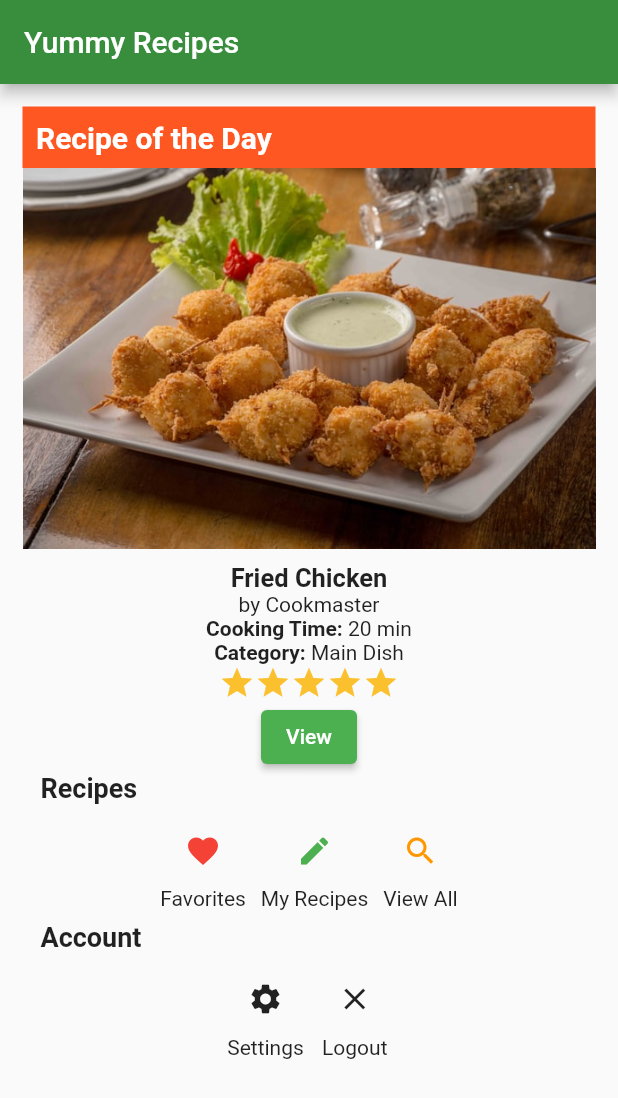
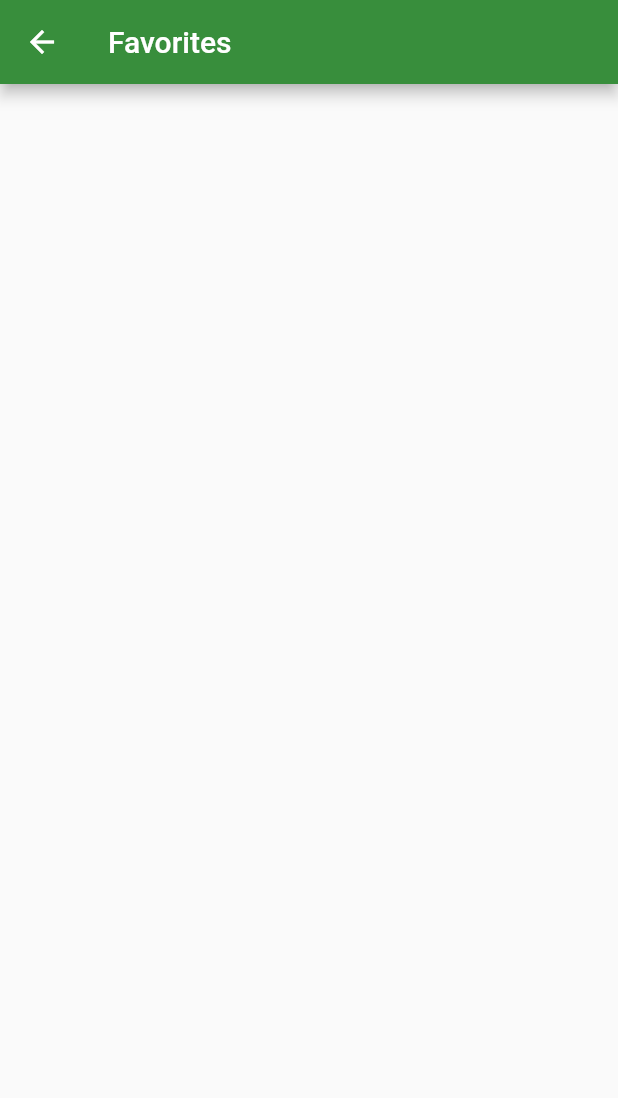
Before and after one commit to zindelluib/yummyrecipes-flutter-app, a Flutter app: the screen it shows after launch, after a tap on the "favorite" icon, on a phone screen of 412 x 824 dp. Shown: the top 1098 px of the screen. Run offline on Flutter 3.47's test engine with Material 2 defaults, Android fonts, the phone set to English and light mode, and no system bars.

```diff
--- /dev/null
+++ b/lib/favoritespage.dart
@@ -0,0 +1,31 @@
+import 'package:flutter/material.dart';
+import 'package:provider/provider.dart';
+import 'models/favoritesmodel.dart';
+
+
+class FavoritesPage extends StatelessWidget{
+
+	Widget build(BuildContext context){
+		return Scaffold(
+			appBar: AppBar(
+				title: Text('Favorites'),
+				backgroundColor: Color.fromRGBO(56,142,60,1)
+			),
+			body:Consumer<FavoritesModel>(
+				builder:(context,favorite,child){
+					return ListView.builder(
+						itemCount: favorite.favorites.length,
+						itemBuilder:(context,index){
+							return ListTile(
+								title: Text(favorite.favorites[index])
+							);
+						}
+
+					);
+				}
+
+			)
+
+		);
+	}
+}
--- a/lib/main.dart
+++ b/lib/main.dart
@@ -3,6 +3,9 @@ import 'homepage.dart';
 import 'loginpage.dart';
 import 'recipespage.dart';
 import 'registrationpage.dart';
+import 'favoritespage.dart';
+import 'models/favoritesmodel.dart';
+import 'package:provider/provider.dart';
 void main() {
   runApp(YummyRecipesApp());
 }
@@ -12,16 +15,20 @@ class YummyRecipesApp extends StatelessWidget{
 
   @override
   Widget build(BuildContext context){
-    return MaterialApp(
+    return ChangeNotifierProvider(
+      create: (context) => FavoritesModel(),
+      child: MaterialApp(
         title: 'Yummy Recipes',
         initialRoute: '/',
         routes:{
           '/' :(context) => HomePage(),
           '/recipes': (context) => RecipesPage(),
           '/login' : (context) => LoginPage(),
-      	'/registration' :(context) => RegistrationPage()
+          '/registration' :(context) => RegistrationPage(),
+          '/favorites':(context) => FavoritesPage()
         }
 
+      )
     );//MaterialApp
   }
 
--- /dev/null
+++ b/lib/models/favoritesmodel.dart
@@ -0,0 +1,17 @@
+import 'package:flutter/material.dart';
+
+class FavoritesModel extends ChangeNotifier{
+	List<String> _favorites = [];
+
+	List<String> get favorites => _favorites;
+
+	void add(String recipe){
+		_favorites.add(recipe);
+		notifyListeners();
+	}
+
+	void remove(String recipe){
+		_favorites.removeWhere((el)=> el == recipe);
+		notifyListeners();
+	}
+}
--- a/lib/recipemenu.dart
+++ b/lib/recipemenu.dart
@@ -12,7 +12,9 @@ class RecipeMenu extends StatelessWidget{
 						children:[
 							IconButton(
 								icon: Icon(Icons.favorite,color: Colors.red),
-								onPressed: () {}
+								onPressed: () {
+									Navigator.pushNamed(context,'/favorites');
+								}
 							),//IconButton
 							Text('Favorites')
 						]
--- a/pubspec.yaml
+++ b/pubspec.yaml
@@ -23,6 +23,7 @@ environment:
 dependencies:
   flutter:
     sdk: flutter
+  provider: ^3.0.0
 
 
   # The following adds the Cupertino Icons font to your application.
```
Also changed, not shown: lib/recipespage.dart (+20 -2 lines), pubspec.lock. Lines whose indentation alone changed are shown as unchanged.
